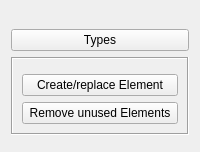
Qt form gui/qt/mainwidgets/molwidget.ui (sgsaenger/vipster) before a commit.
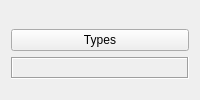
The same form after that commit. Custom widgets are drawn as their Qt base class.

Commit message: Move molwidget's specialization into PeriodictableWidget

```diff
--- a/gui/qt/mainwidgets/molwidget.ui
+++ b/gui/qt/mainwidgets/molwidget.ui
@@ -44,20 +44,6 @@
       <item>
        <widget class="PeriodicTableWidget" name="typeWidget" native="true"/>
       </item>
-      <item>
-       <widget class="QPushButton" name="newElemButton">
-        <property name="text">
-         <string>Create/replace Element</string>
-        </property>
-       </widget>
-      </item>
-      <item>
-       <widget class="QPushButton" name="clearTableButton">
-        <property name="text">
-         <string>Remove unused Elements</string>
-        </property>
-       </widget>
-      </item>
      </layout>
     </widget>
    </item>
```
The commit also changes 11 other files.
